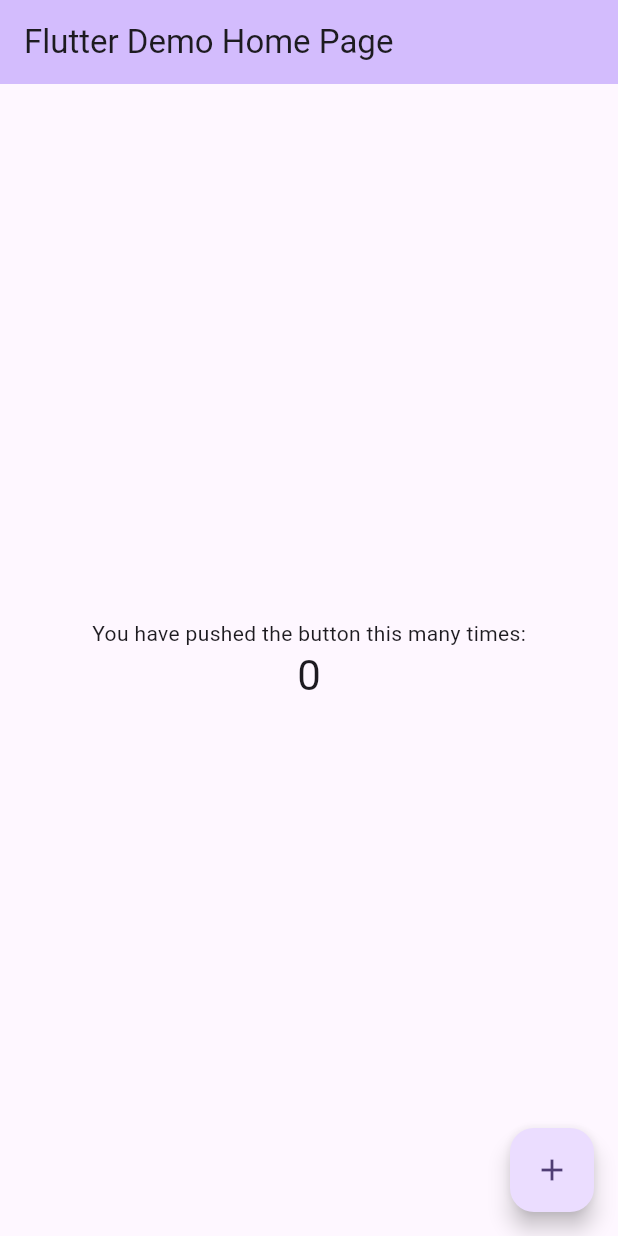
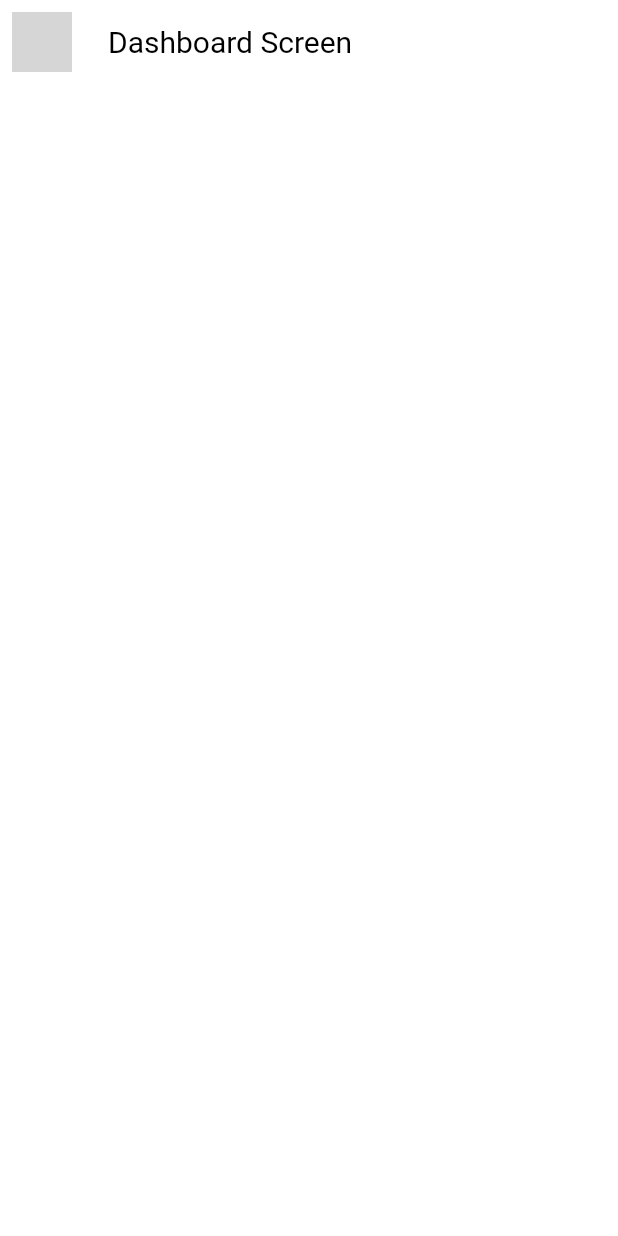
Before and after one commit to efegorkemumit/ecommerce_flutter_admin, a Flutter app: the screen it shows after launch, on a phone screen of 412 x 824 dp. Run offline on Flutter 3.47's test engine with Material 3 defaults, Android fonts, the phone set to English and light mode, and no system bars; our stand-ins replace fancy_shimmer_image, iconly, shared_preferences, shimmer; missing offline and left inert: dynamic_height_grid_view; grey boxes are pictures that could not be loaded.

Commit message:
DashBoardScreen

```diff
--- a/lib/main.dart
+++ b/lib/main.dart
@@ -1,4 +1,9 @@
+import 'package:ecommerce_flutter_admin/constans/theme_data.dart';
+import 'package:ecommerce_flutter_admin/provider/product_provider.dart';
+import 'package:ecommerce_flutter_admin/provider/theme_provider.dart';
+import 'package:ecommerce_flutter_admin/screens/DashboardScreen.dart';
 import 'package:flutter/material.dart';
+import 'package:provider/provider.dart';
 
 void main() {
   runApp(const MyApp());
@@ -10,116 +15,28 @@
   // This widget is the root of your application.
   @override
   Widget build(BuildContext context) {
-    return MaterialApp(
-      title: 'Flutter Demo',
-      theme: ThemeData(
-        // This is the theme of your application.
-        //
-        // TRY THIS: Try running your application with "flutter run". You'll see
-        // the application has a purple toolbar. Then, without quitting the app,
-        // try changing the seedColor in the colorScheme below to Colors.green
-        // and then invoke "hot reload" (save your changes or press the "hot
-        // reload" button in a Flutter-supported IDE, or press "r" if you used
-        // the command line to start the app).
-        //
-        // Notice that the counter didn't reset back to zero; the application
-        // state is not lost during the reload. To reset the state, use hot
-        // restart instead.
-        //
-        // This works for code too, not just values: Most code changes can be
-        // tested with just a hot reload.
-        colorScheme: ColorScheme.fromSeed(seedColor: Colors.deepPurple),
-        useMaterial3: true,
-      ),
-      home: const MyHomePage(title: 'Flutter Demo Home Page'),
-    );
+    return MultiProvider(providers: [
+      ChangeNotifierProvider(create: (_){
+        return ThemeProvider();
+      }),
+      ChangeNotifierProvider(create: (_){
+        return ProductProvider();
+      }),
+
+
+    ],
+        child: Consumer<ThemeProvider>(builder: (context, themeProvider, child){
+      return MaterialApp(
+        title: 'Eccomerce Ap ',
+        theme: Styles.themeData(isDarkTheme: themeProvider.getIsDarkTheme, context: context),
+
+        //    home:const LoginScreen(),
+        home:const DashboardScreen(),
+
+      );
+
+
+    }
+    ));
   }
 }
-
-class MyHomePage extends StatefulWidget {
-  const MyHomePage({super.key, required this.title});
-
-  // This widget is the home page of your application. It is stateful, meaning
-  // that it has a State object (defined below) that contains fields that affect
-  // how it looks.
-
-  // This class is the configuration for the state. It holds the values (in this
-  // case the title) provided by the parent (in this case the App widget) and
-  // used by the build method of the State. Fields in a Widget subclass are
-  // always marked "final".
-
-  final String title;
-
-  @override
-  State<MyHomePage> createState() => _MyHomePageState();
-}
-
-class _MyHomePageState extends State<MyHomePage> {
-  int _counter = 0;
-
-  void _incrementCounter() {
-    setState(() {
-      // This call to setState tells the Flutter framework that something has
-      // changed in this State, which causes it to rerun the build method below
-      // so that the display can reflect the updated values. If we changed
-      // _counter without calling setState(), then the build method would not be
-      // called again, and so nothing would appear to happen.
-      _counter++;
-    });
-  }
-
-  @override
-  Widget build(BuildContext context) {
-    // This method is rerun every time setState is called, for instance as done
-    // by the _incrementCounter method above.
-    //
-    // The Flutter framework has been optimized to make rerunning build methods
-    // fast, so that you can just rebuild anything that needs updating rather
-    // than having to individually change instances of widgets.
-    return Scaffold(
-      appBar: AppBar(
-        // TRY THIS: Try changing the color here to a specific color (to
-        // Colors.amber, perhaps?) and trigger a hot reload to see the AppBar
-        // change color while the other colors stay the same.
-        backgroundColor: Theme.of(context).colorScheme.inversePrimary,
-        // Here we take the value from the MyHomePage object that was created by
-        // the App.build method, and use it to set our appbar title.
-        title: Text(widget.title),
-      ),
-      body: Center(
-        // Center is a layout widget. It takes a single child and positions it
-        // in the middle of the parent.
-        child: Column(
-          // Column is also a layout widget. It takes a list of children and
-          // arranges them vertically. By default, it sizes itself to fit its
-          // children horizontally, and tries to be as tall as its parent.
-          //
-          // Column has various properties to control how it sizes itself and
-          // how it positions its children. Here we use mainAxisAlignment to
-          // center the children vertically; the main axis here is the vertical
-          // axis because Columns are vertical (the cross axis would be
-          // horizontal).
-          //
-          // TRY THIS: Invoke "debug painting" (choose the "Toggle Debug Paint"
-          // action in the IDE, or press "p" in the console), to see the
-          // wireframe for each widget.
-          mainAxisAlignment: MainAxisAlignment.center,
-          children: <Widget>[
-            const Text(
-              'You have pushed the button this many times:',
-            ),
-            Text(
-              '$_counter',
-              style: Theme.of(context).textTheme.headlineMedium,
-            ),
-          ],
-        ),
-      ),
-      floatingActionButton: FloatingActionButton(
-        onPressed: _incrementCounter,
-        tooltip: 'Increment',
-        child: const Icon(Icons.add),
-      ), // This trailing comma makes auto-formatting nicer for build methods.
-    );
-  }
-}
--- /dev/null
+++ b/lib/provider/theme_provider.dart
@@ -0,0 +1,33 @@
+
+
+import 'package:flutter/material.dart';
+import 'package:shared_preferences/shared_preferences.dart';
+
+class ThemeProvider with ChangeNotifier{
+  static const THEME_STATUS = "THEME_STATUS";
+  bool _darkTheme = false;
+  bool get getIsDarkTheme => _darkTheme;
+
+  ThemeProvider(){
+    getTheme();
+  }
+
+  setDarkTheme({required bool themeValue}) async{
+    SharedPreferences prefs = await SharedPreferences.getInstance();
+    prefs.setBool(THEME_STATUS, themeValue);
+    _darkTheme = themeValue;
+    notifyListeners();
+
+
+  }
+
+
+  Future<bool> getTheme()async{
+    SharedPreferences prefs  = await SharedPreferences.getInstance();
+    _darkTheme = prefs.getBool(THEME_STATUS)?? false;
+    notifyListeners();
+    return _darkTheme;
+
+  }
+
+}
--- /dev/null
+++ b/lib/screens/DashboardScreen.dart
@@ -0,0 +1,28 @@
+import 'package:ecommerce_flutter_admin/services/assets_manager.dart';
+import 'package:ecommerce_flutter_admin/widget/title_text.dart';
+import 'package:flutter/material.dart';
+
+class DashboardScreen extends StatefulWidget {
+  const DashboardScreen({super.key});
+
+  @override
+  State<DashboardScreen> createState() => _DashboardScreenState();
+}
+
+class _DashboardScreenState extends State<DashboardScreen> {
+  @override
+  Widget build(BuildContext context) {
+    return Scaffold(
+        appBar: AppBar(
+        leading: Padding(
+        padding: const EdgeInsets.all(8.0),
+        child: Image.asset(
+        AssetsManager.card
+        ),
+
+        ),
+        title:  TitleTextWidget(label:"Dashboard Screen")
+        ),
+    );
+  }
+}
```
